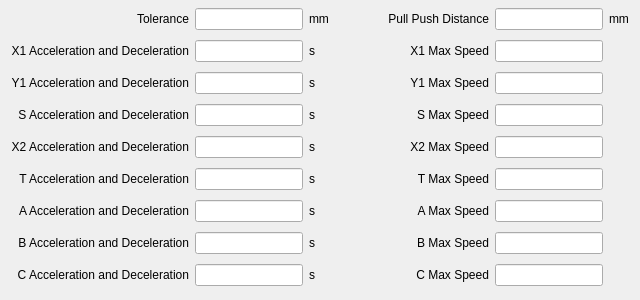
Before: the Qt Designer form hcsettings/icmachineconfigpage.ui in GaussCheng/2-5AxisPunch, drawn with Qt 5.
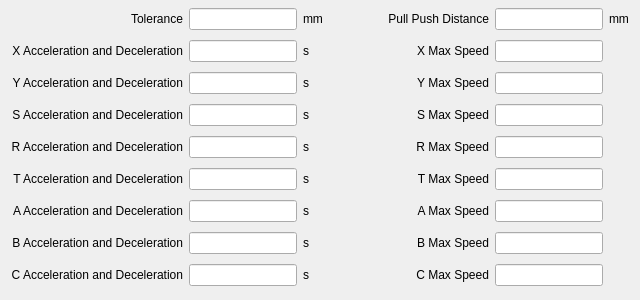
After: the same form once the commit is applied. Custom widgets are drawn as their Qt base class.

```diff
--- a/hcsettings/icmachineconfigpage.ui
+++ b/hcsettings/icmachineconfigpage.ui
@@ -49,7 +49,7 @@
    <item row="2" column="0">
     <widget class="QLabel" name="y1ALabel">
      <property name="text">
-      <string>Y1 Acceleration and Deceleration</string>
+      <string>Y Acceleration and Deceleration</string>
      </property>
      <property name="alignment">
       <set>Qt::AlignRight|Qt::AlignTrailing|Qt::AlignVCenter</set>
@@ -59,7 +59,7 @@
    <item row="4" column="5">
     <widget class="QLabel" name="x2MLabel">
      <property name="text">
-      <string>X2 Max Speed</string>
+      <string>R Max Speed</string>
      </property>
      <property name="alignment">
       <set>Qt::AlignRight|Qt::AlignTrailing|Qt::AlignVCenter</set>
@@ -185,7 +185,7 @@
    <item row="2" column="5">
     <widget class="QLabel" name="y1MLabel">
      <property name="text">
-      <string>Y1 Max Speed</string>
+      <string>Y Max Speed</string>
      </property>
      <property name="alignment">
       <set>Qt::AlignRight|Qt::AlignTrailing|Qt::AlignVCenter</set>
@@ -195,7 +195,7 @@
    <item row="1" column="5">
     <widget class="QLabel" name="x1MLabel">
      <property name="text">
-      <string>X1 Max Speed</string>
+      <string>X Max Speed</string>
      </property>
      <property name="alignment">
       <set>Qt::AlignRight|Qt::AlignTrailing|Qt::AlignVCenter</set>
@@ -234,7 +234,7 @@
    <item row="1" column="0">
     <widget class="QLabel" name="x1ALabel">
      <property name="text">
-      <string>X1 Acceleration and Deceleration</string>
+      <string>X Acceleration and Deceleration</string>
      </property>
      <property name="alignment">
       <set>Qt::AlignRight|Qt::AlignTrailing|Qt::AlignVCenter</set>
@@ -323,7 +323,7 @@
    <item row="4" column="0">
     <widget class="QLabel" name="x2ALabel">
      <property name="text">
-      <string>X2 Acceleration and Deceleration</string>
+      <string>R Acceleration and Deceleration</string>
      </property>
      <property name="alignment">
       <set>Qt::AlignRight|Qt::AlignTrailing|Qt::AlignVCenter</set>
```
